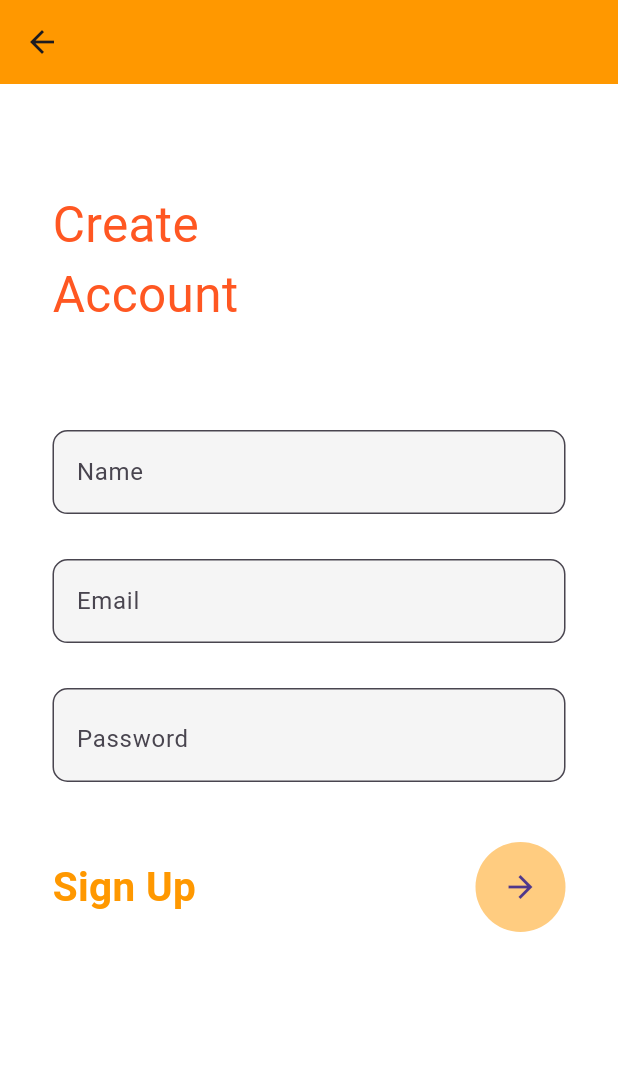
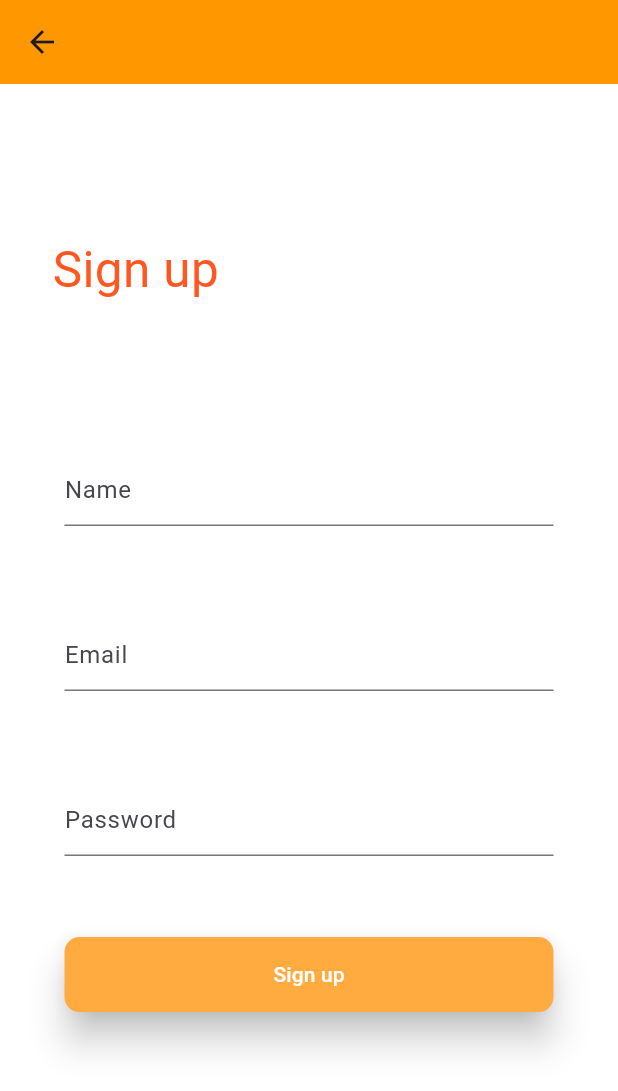
Before and after one commit to NazimRaianKhan/Hotel-Khujo, a Flutter app: the Register screen opened directly, on a phone screen of 412 x 824 dp. Shown: the top 1091 px of the screen. Run offline on Flutter 3.47's test engine with Material 3 defaults, Android fonts, the phone set to English and light mode, and no system bars; our stand-ins replace animated_splash_screen, get, page_transition.

Commit message:
reg modified

```diff
--- a/lib/SplashScreen.dart
+++ b/lib/SplashScreen.dart
@@ -10,7 +10,7 @@ class Splashscreen extends StatelessWidget{
     // TODO: implement build
     return AnimatedSplashScreen(
         splash: Image.asset('assets/logo1.png'),
-        backgroundColor: Colors.orangeAccent,
+        backgroundColor: Colors.white,
         nextScreen: const Login(),
         duration: 2500,
         splashTransition: SplashTransition.fadeTransition,
--- a/lib/reg.dart
+++ b/lib/reg.dart
@@ -21,8 +21,7 @@ class _RegisterState extends State<Register> {
 
   @override
   Widget build(BuildContext context) {
-    return Container(
-      child: Scaffold(
+    return Scaffold(
       appBar: AppBar(
         backgroundColor: Colors.orange,
         elevation: 0,
@@ -31,8 +30,8 @@ class _RegisterState extends State<Register> {
       body: Stack(
         children: [
           Container(
-              padding: const EdgeInsets.only(left: 35, top: 70),
-              child: const Text('Create\nAccount', style: TextStyle(
+            padding: const EdgeInsets.only(left: 35, top: 100),
+            child: const Text('Sign up', style: TextStyle(
               color: Colors.deepOrange,
               fontSize: 33,
             ),),
@@ -45,85 +44,65 @@ class _RegisterState extends State<Register> {
                   left: 35),
               child: Column(
                 children: [
-                    TextField(
-                      decoration: InputDecoration(
-                          fillColor: Colors.grey.shade100,
-                          filled: true,
+                  Padding(
+                    padding: const EdgeInsets.symmetric(horizontal: 8, vertical: 16),
+                    child: TextFormField(
+                      decoration: const InputDecoration(
                         hintText: 'Name',
-                          border: OutlineInputBorder(
-                            borderRadius: BorderRadius.circular(10),
-                          )
+                        border: UnderlineInputBorder(),
+                      ),
                     ),
                   ),
                   SizedBox(
                     height: 30,
                   ),
-                    TextField(
-                      decoration: InputDecoration(
-                          fillColor: Colors.grey.shade100,
-                          filled: true,
+                  Padding(
+                    padding: const EdgeInsets.symmetric(horizontal: 8, vertical: 16),
+                    child: TextFormField(
+                      decoration: const InputDecoration(
                         hintText: 'Email',
-                          border: OutlineInputBorder(
-                            borderRadius: BorderRadius.circular(10),
-                          )
+                        border: UnderlineInputBorder(),
+                      ),
                     ),
                   ),
                   SizedBox(
                     height: 30,
                   ),
-                    TextField(
-                      obscureText: _isHidden,
+                  const Padding(
+                    padding: EdgeInsets.symmetric(horizontal: 8, vertical: 16),
+                    child: TextField(
                       decoration: InputDecoration(
-                          fillColor: Colors.grey.shade100,
-                          filled: true,
                         hintText: 'Password',
-                          border: OutlineInputBorder(
-                            borderRadius: BorderRadius.circular(10),
-                          ),
-                          suffix: InkWell(
-                            onTap: _togglePasswordView,
-                            child: Icon(
-                                    _isHidden
-                                  ? Icons.visibility_off
-                                  : Icons.visibility,
-                            ),
-                          )
+                        border: UnderlineInputBorder(),
                       ),
                     ),
-                    SizedBox(
-                      height: 40,
-                    ),
-                    Row(
-                      mainAxisAlignment: MainAxisAlignment.spaceBetween,
-                      children: [
-                        Text(
-                          'Sign Up',
-                          style: TextStyle(
-                              color: Colors.orange,
-                              fontSize: 27,
-                              fontWeight: FontWeight.w700),
-                        ),
-                        CircleAvatar(
-                          radius: 30,
-                          backgroundColor: Colors.orange[200],
-                          child: IconButton(
-                            onPressed: (){
-                              c.regMessageShow();
-                              c.getToLoginPage();
-                            },
-                            icon: Icon(Icons.arrow_forward),
-                          ),
-                        )
-                      ],
                   ),
 
-
+                  const SizedBox(
+                    height: 30,
+                  ),
+                  Padding(
+                    padding: const EdgeInsets.all(8),
+                    child: ElevatedButton(
+                      onPressed: () {
+                      },
+                      style: ElevatedButton.styleFrom(
+                        elevation: 10,
+                        backgroundColor: Colors.orangeAccent,
+                        foregroundColor: Colors.white,
+                        minimumSize: const Size(double.infinity,50),
+                        shape:RoundedRectangleBorder(
+                            borderRadius: BorderRadius.circular(10)
+                        ),
+                      ),
+                      child: const Text('Sign up'),
+                    ),
+                  ),
                 ],
               ),
             ),
           )
         ],
-        ),
       ),
     );
   }
```
Lines whose indentation alone changed are shown as unchanged.
